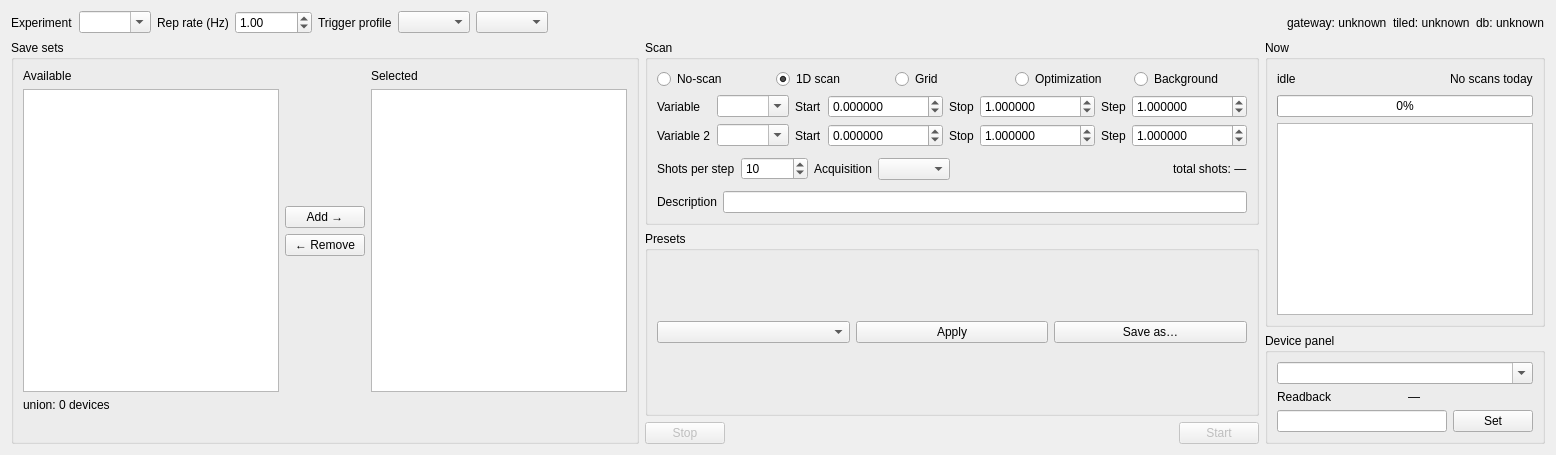
GEECS-BELLA/GEECS-Plugins, file GEECS-Console/geecs_console/app/ui/main_window.ui: the form before one commit.
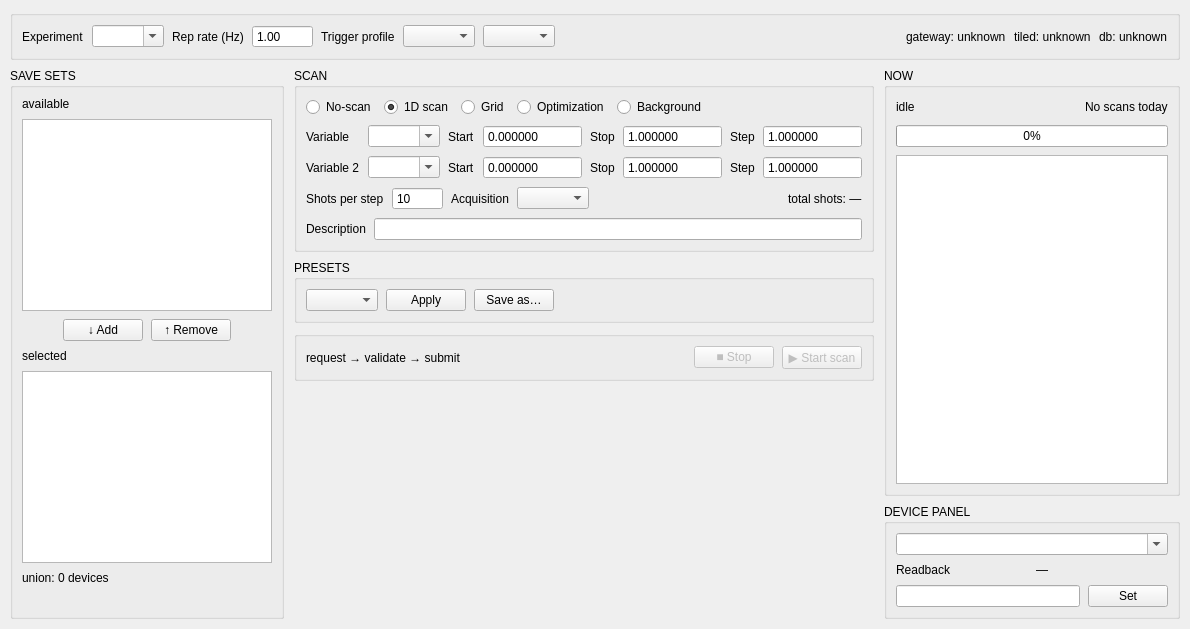
The form after the commit.

Commit message:
GEECS-Console 0.1.1: visual treatment to match screen map v0.1
Packaged QSS (style.qss) implementing the approved screen-map palette and
widget treatments; health chips and the Now state text become dot pills;
dark monospace log tail; screen-map layout parity in the .ui (stacked
save-set lists, session/submit panels, 26/46/28 columns, 10/8px spacing);
spin boxes go NoButtons (native macOS button geometry drew outside the
styled border); experiment combo shows a placeholder instead of rendering
blank when no experiment is selected.

The edit to the form file:
```diff
--- a/GEECS-Console/geecs_console/app/ui/main_window.ui
+++ b/GEECS-Console/geecs_console/app/ui/main_window.ui
@@ -6,9 +6,28 @@
    <string>GEECS Console</string>
   </property>
   <layout class="QVBoxLayout" name="root_layout">
-   <!-- R1: session bar -->
+   <property name="leftMargin">
+    <number>10</number>
+   </property>
+   <property name="topMargin">
+    <number>10</number>
+   </property>
+   <property name="rightMargin">
+    <number>10</number>
+   </property>
+   <property name="bottomMargin">
+    <number>10</number>
+   </property>
+   <property name="spacing">
+    <number>8</number>
+   </property>
+   <!-- R1: session bar (untitled group box = the screen map's session panel) -->
    <item>
+    <widget class="QGroupBox" name="r1_group">
     <layout class="QHBoxLayout" name="r1_session_bar">
+      <property name="spacing">
+       <number>8</number>
+      </property>
      <item>
       <widget class="QLabel" name="r1_experiment_label">
        <property name="text">
@@ -35,6 +54,12 @@
      </item>
      <item>
       <widget class="QDoubleSpinBox" name="r1_rep_rate">
+       <property name="buttonSymbols">
+        <enum>QAbstractSpinBox::NoButtons</enum>
+       </property>
+       <property name="maximumWidth">
+        <number>90</number>
+       </property>
        <property name="decimals">
         <number>2</number>
        </property>
@@ -108,44 +133,45 @@
       </widget>
      </item>
     </layout>
+    </widget>
    </item>
    <!-- Three columns: R2 | R3+R4+R5 | R6+R7 -->
    <item>
-    <layout class="QHBoxLayout" name="columns_layout">
+    <layout class="QHBoxLayout" name="columns_layout" stretch="26,46,28">
+     <property name="spacing">
+      <number>10</number>
+     </property>
      <!-- R2: save sets -->
      <item>
       <widget class="QGroupBox" name="r2_group">
        <property name="title">
-        <string>Save sets</string>
+        <string>SAVE SETS</string>
        </property>
        <layout class="QVBoxLayout" name="r2_layout">
-        <item>
-         <layout class="QHBoxLayout" name="r2_lists_layout">
-          <item>
-           <layout class="QVBoxLayout" name="r2_available_layout">
+        <property name="spacing">
+         <number>8</number>
+        </property>
             <item>
              <widget class="QLabel" name="r2_available_label">
               <property name="text">
-               <string>Available</string>
+           <string>available</string>
               </property>
              </widget>
             </item>
             <item>
              <widget class="QListWidget" name="r2_available_list"/>
             </item>
-           </layout>
-          </item>
           <item>
-           <layout class="QVBoxLayout" name="r2_buttons_layout">
+         <layout class="QHBoxLayout" name="r2_buttons_layout">
             <item>
              <spacer name="r2_buttons_spacer_top">
               <property name="orientation">
-               <enum>Qt::Vertical</enum>
+             <enum>Qt::Horizontal</enum>
               </property>
               <property name="sizeHint" stdset="0">
                <size>
-                <width>20</width>
-                <height>40</height>
+              <width>10</width>
+              <height>10</height>
                </size>
               </property>
              </spacer>
@@ -153,48 +179,42 @@
             <item>
              <widget class="QPushButton" name="r2_add_button">
               <property name="text">
-               <string>Add →</string>
+             <string>↓ Add</string>
               </property>
              </widget>
             </item>
             <item>
              <widget class="QPushButton" name="r2_remove_button">
               <property name="text">
-               <string>← Remove</string>
+             <string>↑ Remove</string>
               </property>
              </widget>
             </item>
             <item>
              <spacer name="r2_buttons_spacer_bottom">
               <property name="orientation">
-               <enum>Qt::Vertical</enum>
+             <enum>Qt::Horizontal</enum>
               </property>
               <property name="sizeHint" stdset="0">
                <size>
-                <width>20</width>
-                <height>40</height>
+              <width>10</width>
+              <height>10</height>
                </size>
               </property>
              </spacer>
             </item>
            </layout>
           </item>
-          <item>
-           <layout class="QVBoxLayout" name="r2_selected_layout">
             <item>
              <widget class="QLabel" name="r2_selected_label">
               <property name="text">
-               <string>Selected</string>
+           <string>selected</string>
               </property>
              </widget>
             </item>
             <item>
              <widget class="QListWidget" name="r2_selected_list"/>
             </item>
-           </layout>
-          </item>
-         </layout>
-        </item>
         <item>
          <widget class="QLabel" name="r2_union_label">
           <property name="text">
@@ -218,12 +238,18 @@
      <!-- Middle column: R3 scan form, R4 presets, R5 submit row -->
      <item>
       <layout class="QVBoxLayout" name="middle_column">
+        <property name="spacing">
+         <number>8</number>
+        </property>
        <item>
         <widget class="QGroupBox" name="r3_group">
          <property name="title">
-          <string>Scan</string>
+          <string>SCAN</string>
          </property>
          <layout class="QVBoxLayout" name="r3_layout">
+        <property name="spacing">
+         <number>8</number>
+        </property>
           <item>
            <layout class="QHBoxLayout" name="r3_mode_layout">
             <item>
@@ -264,10 +290,36 @@
               </property>
              </widget>
             </item>
+            <item>
+             <spacer name="r3_mode_spacer">
+              <property name="orientation">
+               <enum>Qt::Horizontal</enum>
+              </property>
+              <property name="sizeHint" stdset="0">
+               <size>
+                <width>10</width>
+                <height>10</height>
+               </size>
+              </property>
+             </spacer>
+            </item>
            </layout>
           </item>
           <item>
            <layout class="QGridLayout" name="r3_axes_layout">
+            <item row="0" column="8">
+             <spacer name="r3_axes_spacer">
+              <property name="orientation">
+               <enum>Qt::Horizontal</enum>
+              </property>
+              <property name="sizeHint" stdset="0">
+               <size>
+                <width>10</width>
+                <height>10</height>
+               </size>
+              </property>
+             </spacer>
+            </item>
             <item row="0" column="0">
              <widget class="QLabel" name="r3_variable_label">
               <property name="text">
@@ -294,6 +346,12 @@
             </item>
             <item row="0" column="3">
              <widget class="QDoubleSpinBox" name="r3_start">
+       <property name="buttonSymbols">
+        <enum>QAbstractSpinBox::NoButtons</enum>
+       </property>
+       <property name="maximumWidth">
+        <number>110</number>
+       </property>
               <property name="decimals">
                <number>6</number>
               </property>
@@ -314,6 +372,12 @@
             </item>
             <item row="0" column="5">
              <widget class="QDoubleSpinBox" name="r3_stop">
+       <property name="buttonSymbols">
+        <enum>QAbstractSpinBox::NoButtons</enum>
+       </property>
+       <property name="maximumWidth">
+        <number>110</number>
+       </property>
               <property name="value">
                <double>1.000000000000000</double>
               </property>
@@ -337,6 +401,12 @@
             </item>
             <item row="0" column="7">
              <widget class="QDoubleSpinBox" name="r3_step">
+       <property name="buttonSymbols">
+        <enum>QAbstractSpinBox::NoButtons</enum>
+       </property>
+       <property name="maximumWidth">
+        <number>110</number>
+       </property>
               <property name="value">
                <double>1.000000000000000</double>
               </property>
@@ -377,6 +447,12 @@
             </item>
             <item row="1" column="3">
              <widget class="QDoubleSpinBox" name="r3_start2">
+       <property name="buttonSymbols">
+        <enum>QAbstractSpinBox::NoButtons</enum>
+       </property>
+       <property name="maximumWidth">
+        <number>110</number>
+       </property>
               <property name="decimals">
                <number>6</number>
               </property>
@@ -397,6 +473,12 @@
             </item>
             <item row="1" column="5">
              <widget class="QDoubleSpinBox" name="r3_stop2">
+       <property name="buttonSymbols">
+        <enum>QAbstractSpinBox::NoButtons</enum>
+       </property>
+       <property name="maximumWidth">
+        <number>110</number>
+       </property>
               <property name="value">
                <double>1.000000000000000</double>
               </property>
@@ -420,6 +502,12 @@
             </item>
             <item row="1" column="7">
              <widget class="QDoubleSpinBox" name="r3_step2">
+       <property name="buttonSymbols">
+        <enum>QAbstractSpinBox::NoButtons</enum>
+       </property>
+       <property name="maximumWidth">
+        <number>110</number>
+       </property>
               <property name="value">
                <double>1.000000000000000</double>
               </property>
@@ -447,6 +535,12 @@
             </item>
             <item>
              <widget class="QSpinBox" name="r3_shots_per_step">
+       <property name="buttonSymbols">
+        <enum>QAbstractSpinBox::NoButtons</enum>
+       </property>
+       <property name="maximumWidth">
+        <number>90</number>
+       </property>
               <property name="minimum">
                <number>1</number>
               </property>
@@ -510,9 +604,12 @@
        <item>
         <widget class="QGroupBox" name="r4_group">
          <property name="title">
-          <string>Presets</string>
+          <string>PRESETS</string>
          </property>
          <layout class="QHBoxLayout" name="r4_layout">
+        <property name="spacing">
+         <number>8</number>
+        </property>
           <item>
            <widget class="QComboBox" name="r4_preset_combo">
             <property name="minimumWidth">
@@ -534,21 +631,32 @@
             </property>
            </widget>
           </item>
+          <item>
+           <spacer name="r4_spacer">
+            <property name="orientation">
+             <enum>Qt::Horizontal</enum>
+            </property>
+            <property name="sizeHint" stdset="0">
+             <size>
+              <width>10</width>
+              <height>10</height>
+             </size>
+            </property>
+           </spacer>
+          </item>
          </layout>
         </widget>
        </item>
        <item>
+        <widget class="QGroupBox" name="r5_group">
         <layout class="QHBoxLayout" name="r5_submit_row">
+          <property name="spacing">
+           <number>8</number>
+          </property>
          <item>
-          <widget class="QPushButton" name="r5_stop_button">
+           <widget class="QLabel" name="r5_hint_label">
            <property name="text">
-            <string>Stop</string>
-           </property>
-           <property name="enabled">
-            <bool>false</bool>
-           </property>
-           <property name="styleSheet">
-            <string>QPushButton:enabled { background-color: #b71c1c; color: white; }</string>
+             <string>request → validate → submit</string>
            </property>
           </widget>
          </item>
@@ -565,10 +673,20 @@
            </property>
           </spacer>
          </item>
+          <item>
+           <widget class="QPushButton" name="r5_stop_button">
+            <property name="text">
+             <string>■ Stop</string>
+            </property>
+            <property name="enabled">
+             <bool>false</bool>
+            </property>
+           </widget>
+          </item>
          <item>
           <widget class="QPushButton" name="r5_start_button">
            <property name="text">
-            <string>Start</string>
+             <string>▶ Start scan</string>
            </property>
            <property name="enabled">
             <bool>false</bool>
@@ -579,18 +697,38 @@
           </widget>
          </item>
         </layout>
+        </widget>
+       </item>
+       <item>
+        <spacer name="middle_column_spacer">
+         <property name="orientation">
+          <enum>Qt::Vertical</enum>
+         </property>
+         <property name="sizeHint" stdset="0">
+          <size>
+           <width>10</width>
+           <height>10</height>
+          </size>
+         </property>
+        </spacer>
        </item>
       </layout>
      </item>
      <!-- Right column: R6 now panel, R7 device panel -->
      <item>
       <layout class="QVBoxLayout" name="right_column">
+        <property name="spacing">
+         <number>8</number>
+        </property>
        <item>
         <widget class="QGroupBox" name="r6_group">
          <property name="title">
-          <string>Now</string>
+          <string>NOW</string>
          </property>
          <layout class="QVBoxLayout" name="r6_layout">
+        <property name="spacing">
+         <number>8</number>
+        </property>
           <item>
            <layout class="QHBoxLayout" name="r6_status_layout">
             <item>
@@ -645,9 +783,12 @@
        <item>
         <widget class="QGroupBox" name="r7_group">
          <property name="title">
-          <string>Device panel</string>
+          <string>DEVICE PANEL</string>
          </property>
          <layout class="QVBoxLayout" name="r7_layout">
+        <property name="spacing">
+         <number>8</number>
+        </property>
           <item>
            <widget class="QComboBox" name="r7_device_combo">
             <property name="editable">
```
Left out of the diff: 4 changed lines with no effect on the pictures. Lines whose indentation alone changed are shown as unchanged. The commit also changes 7 other files.
